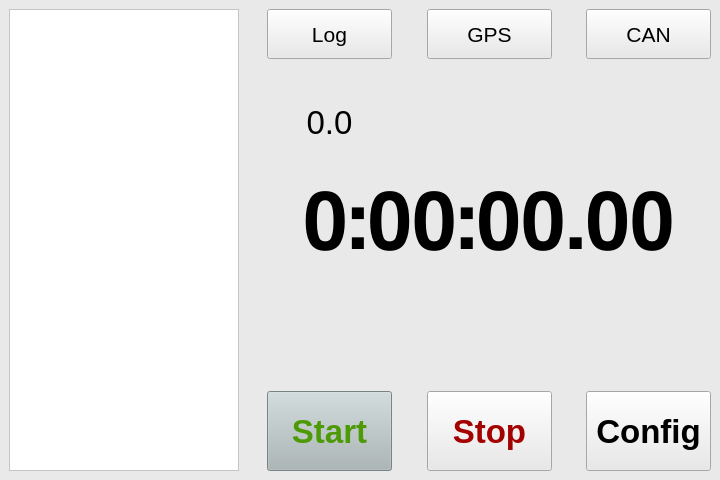
This is GUI/MainScreen.ui in JamesxL/OmeTracker as Qt 5 draws it before an edit. The edited form follows.
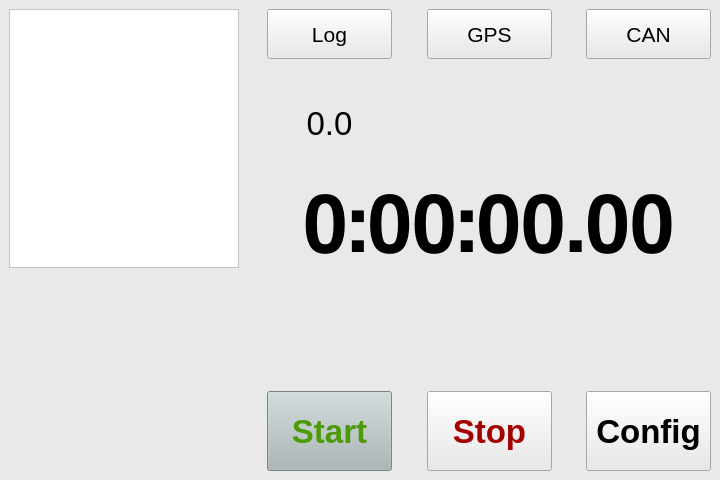
This is the edited form.

```diff
--- a/GUI/MainScreen.ui
+++ b/GUI/MainScreen.ui
@@ -231,42 +231,6 @@
       </property>
      </spacer>
     </item>
-    <item row="0" column="0" rowspan="5">
-     <widget class="QListWidget" name="LapRecordList">
-      <property name="enabled">
-       <bool>true</bool>
-      </property>
-      <property name="minimumSize">
-       <size>
-        <width>230</width>
-        <height>0</height>
-       </size>
-      </property>
-      <property name="maximumSize">
-       <size>
-        <width>230</width>
-        <height>16777215</height>
-       </size>
-      </property>
-      <property name="font">
-       <font>
-        <pointsize>28</pointsize>
-       </font>
-      </property>
-      <property name="focusPolicy">
-       <enum>Qt::NoFocus</enum>
-      </property>
-      <property name="styleSheet">
-       <string notr="true">background-color: rgb(255, 255, 255);</string>
-      </property>
-      <property name="selectionMode">
-       <enum>QAbstractItemView::NoSelection</enum>
-      </property>
-      <property name="textElideMode">
-       <enum>Qt::ElideMiddle</enum>
-      </property>
-     </widget>
-    </item>
     <item row="0" column="6">
      <widget class="QPushButton" name="CANStatusBtn">
       <property name="minimumSize">
@@ -343,6 +307,42 @@
       </property>
      </widget>
     </item>
+    <item row="0" column="0" rowspan="3">
+     <widget class="QListWidget" name="LapRecordList">
+      <property name="enabled">
+       <bool>true</bool>
+      </property>
+      <property name="minimumSize">
+       <size>
+        <width>230</width>
+        <height>0</height>
+       </size>
+      </property>
+      <property name="maximumSize">
+       <size>
+        <width>230</width>
+        <height>16777215</height>
+       </size>
+      </property>
+      <property name="font">
+       <font>
+        <pointsize>28</pointsize>
+       </font>
+      </property>
+      <property name="focusPolicy">
+       <enum>Qt::NoFocus</enum>
+      </property>
+      <property name="styleSheet">
+       <string notr="true">background-color: rgb(255, 255, 255);</string>
+      </property>
+      <property name="selectionMode">
+       <enum>QAbstractItemView::NoSelection</enum>
+      </property>
+      <property name="textElideMode">
+       <enum>Qt::ElideMiddle</enum>
+      </property>
+     </widget>
+    </item>
    </layout>
   </widget>
  </widget>
```
